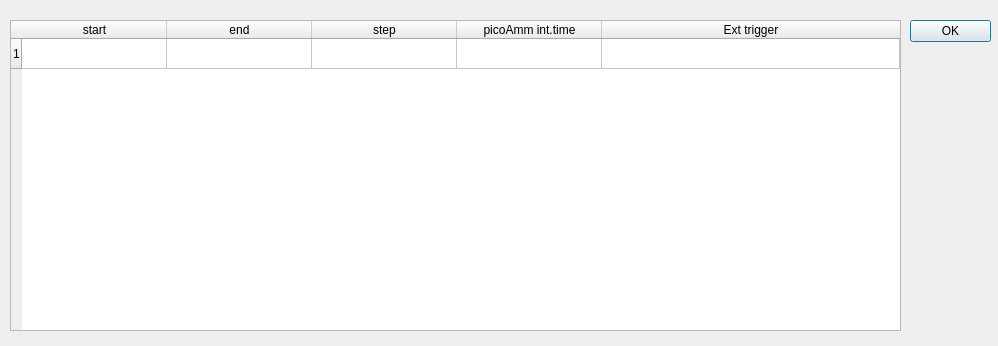
This is ui/intervals.ui in SESAME-Synchrotron/HESEBScanTool as Qt 5 draws it before an edit. The edited form follows.
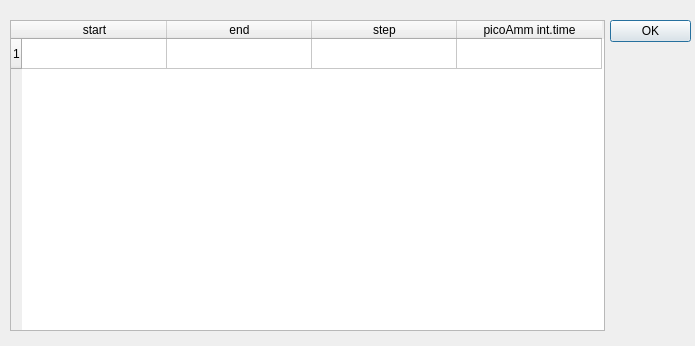
This is the edited form.

Commit message: removing external trigger from intervals

The edit to the form file:
```diff
--- a/ui/intervals.ui
+++ b/ui/intervals.ui
@@ -6,7 +6,7 @@
    <rect>
     <x>0</x>
     <y>0</y>
-    <width>998</width>
+    <width>695</width>
     <height>346</height>
    </rect>
   </property>
@@ -16,7 +16,7 @@
   <widget class="QDialogButtonBox" name="buttonBox">
    <property name="geometry">
     <rect>
-     <x>910</x>
+     <x>610</x>
      <y>20</y>
      <width>81</width>
      <height>61</height>
@@ -34,7 +34,7 @@
     <rect>
      <x>10</x>
      <y>20</y>
-     <width>891</width>
+     <width>595</width>
      <height>311</height>
     </rect>
    </property>
@@ -63,7 +63,7 @@
     <bool>false</bool>
    </attribute>
    <attribute name="horizontalHeaderStretchLastSection">
-    <bool>true</bool>
+    <bool>false</bool>
    </attribute>
    <attribute name="verticalHeaderVisible">
     <bool>true</bool>
@@ -96,11 +96,6 @@
      <string>picoAmm int.time</string>
     </property>
    </column>
-   <column>
-    <property name="text">
-     <string>Ext trigger</string>
-    </property>
-   </column>
    <item row="0" column="0">
     <property name="text">
      <string/>
@@ -111,11 +106,6 @@
      <string/>
     </property>
    </item>
-   <item row="0" column="4">
-    <property name="text">
-     <string/>
-    </property>
-   </item>
   </widget>
  </widget>
  <resources/>
```
The commit also changes 2 other files.
